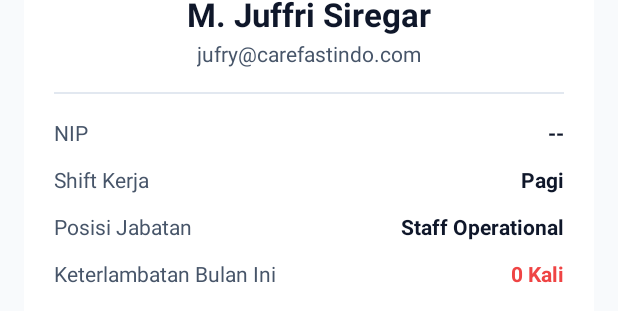
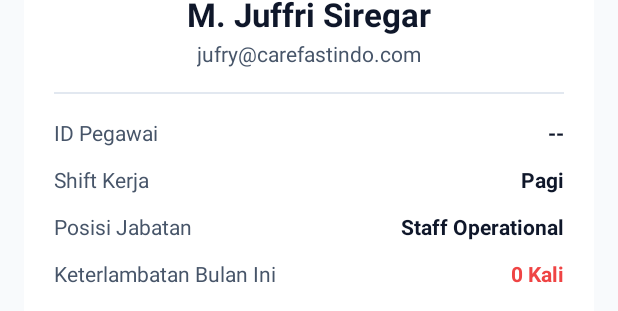
Before and after one commit to jufrysiregar/absensi_carefastindo, an Android app: the layout fragment_profil.xml on its own in the app's theme, with its tools: preview values and no code run, on a phone screen of 412 x 824 dp. Shown: the part 230-541 px from the top of the screen. Run offline under Robolectric (Android 15) with nearby library versions, the light colour scheme and no system bars.

Commit message:
fix: kembalikan label NIP -> ID Pegawai di UI profil

```diff
--- a/android/app/src/main/res/layout/fragment_profil.xml
+++ b/android/app/src/main/res/layout/fragment_profil.xml
@@ -73,7 +73,7 @@
                         android:layout_height="wrap_content"
                         android:orientation="vertical">
 
-                        <!-- NIP -->
+                        <!-- ID Pegawai -->
                         <RelativeLayout
                             android:layout_width="match_parent"
                             android:layout_height="wrap_content"
@@ -81,7 +81,7 @@
                             <TextView
                                 android:layout_width="wrap_content"
                                 android:layout_height="wrap_content"
-                                android:text="NIP"
+                                android:text="ID Pegawai"
                                 android:textColor="@color/text_secondary_light"
                                 android:textSize="14sp" />
                             <TextView
```
